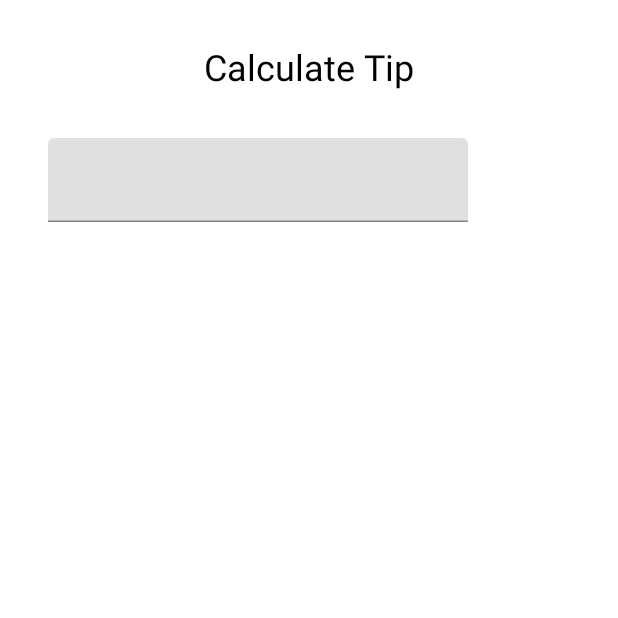
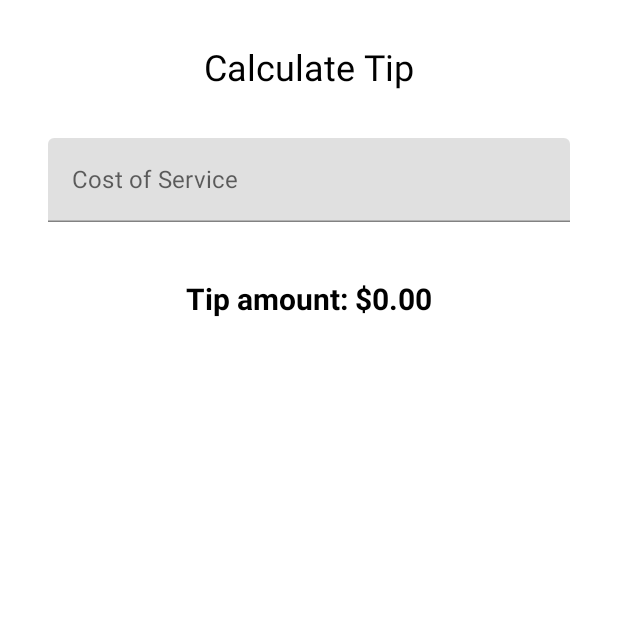
Before and after one commit to Tom323-323/ComposeGooglePart3, an Android app built with Jetpack Compose: the screen it shows after launch (MainActivity), on a phone screen of 412 x 824 dp, the top half of it. Run offline under Robolectric (Android 15) with nearby library versions, the phone set to English and light mode, and no system bars.

```diff
--- a/app/src/main/java/com/tomaslab/composegooglepart3/MainActivity.kt
+++ b/app/src/main/java/com/tomaslab/composegooglepart3/MainActivity.kt
@@ -4,6 +4,7 @@ import android.os.Bundle
 import androidx.activity.ComponentActivity
 import androidx.activity.compose.setContent
 import androidx.compose.foundation.layout.*
+import androidx.compose.foundation.text.KeyboardOptions
 import androidx.compose.material.MaterialTheme
 import androidx.compose.material.Surface
 import androidx.compose.material.Text
@@ -19,6 +20,9 @@ import androidx.compose.ui.unit.dp
 import androidx.compose.ui.unit.sp
 import androidx.compose.runtime.getValue
 import androidx.compose.runtime.setValue
+import androidx.compose.ui.text.font.FontWeight
+import androidx.compose.ui.text.input.KeyboardType
+import java.text.NumberFormat
 
 
 class MainActivity : ComponentActivity() {
@@ -38,30 +42,65 @@ class MainActivity : ComponentActivity() {
 
 @Composable
 fun TipTimeScreen(){
+
+    var amountInput by remember { mutableStateOf("") }
+
+    val amount = amountInput.toDoubleOrNull()?:0.0
+    val tip = calculateTip(amount)
+
     Column(modifier = Modifier
         .padding(32.dp),
         verticalArrangement = Arrangement.spacedBy(8.dp)
 
     ){
 
-        Text(
+       Text(
             text = stringResource(id = R.string.calculate_tip),
             fontSize = 24.sp,
             modifier = Modifier.align(Alignment.CenterHorizontally)
+       )
+
+       Spacer(modifier = Modifier.height(16.dp))
+
+       EditNumberField(
+           value = amountInput,
+           onValueChange = {amountInput = it}
+       )
+
+        Spacer(modifier = Modifier.height(24.dp))
+
+        Text(
+            text = stringResource(id = R.string.tip_amount,tip),
+            fontSize = 20.sp,
+            modifier = Modifier.align(Alignment.CenterHorizontally),
+            fontWeight = FontWeight.Bold
         )
-        Spacer(modifier = Modifier.height(16.dp))
-
-       EditNumberField()
     }
 }
 
 @Composable
-fun EditNumberField(){
-    var amountInput by remember { mutableStateOf("") }
+fun EditNumberField(
+    value:String,
+    onValueChange: (String) -> Unit
+){
+
     TextField(
-        value = amountInput,
-        onValueChange = {amountInput = it}
+        value = value,
+        onValueChange = onValueChange,
+        label = { Text(stringResource(id = R.string.cost_of_service)) },
+        modifier = Modifier.fillMaxWidth(),
+        singleLine = true,
+        keyboardOptions = KeyboardOptions(keyboardType = KeyboardType.Number)
     )
+}
+
+
+private fun calculateTip(
+    amount: Double,
+    tipPercent: Double = 15.0
+): String{
+    val tip = tipPercent/100 * amount
+    return NumberFormat.getCurrencyInstance().format(tip)
 }
 
 @Preview(showBackground = true)
```
